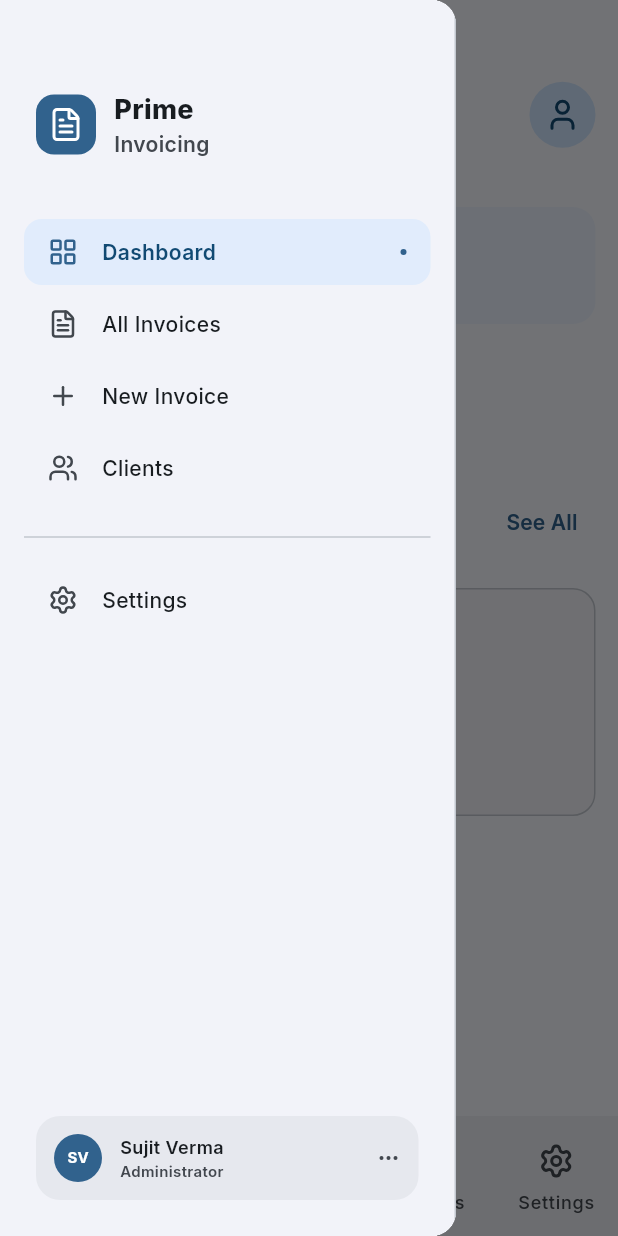
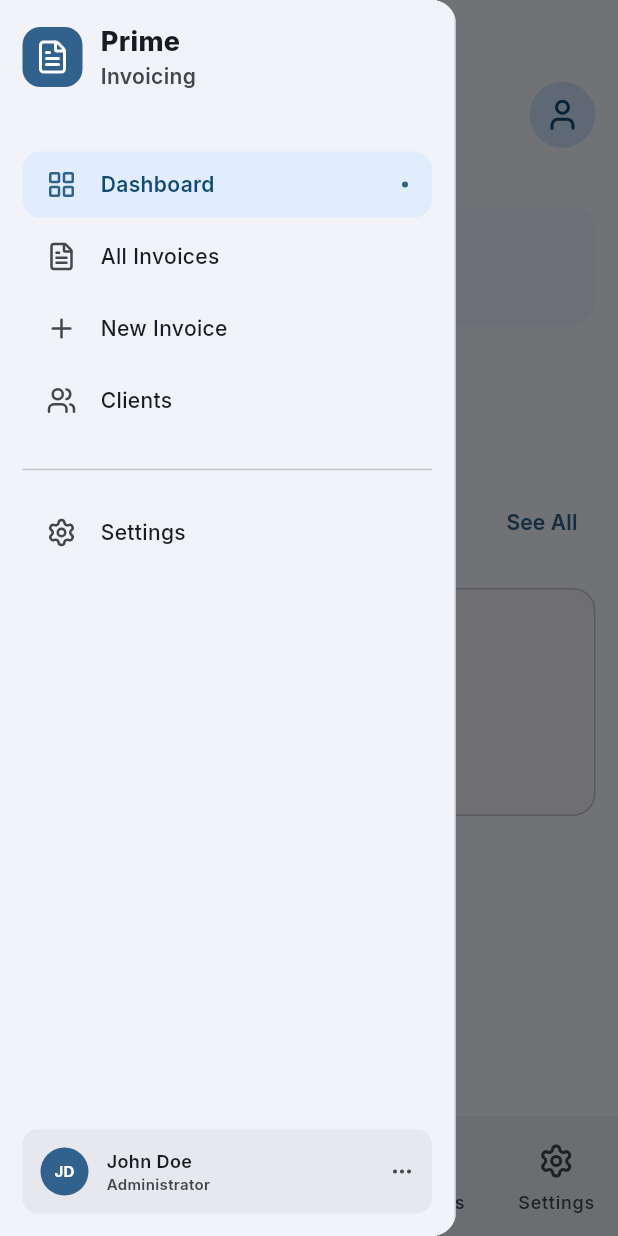
Before and after one commit to Imperial79/invoice_generator, a Flutter app: the screen it shows after launch, with the side drawer open, on a phone screen of 412 x 824 dp. Run offline on Flutter 3.47's test engine with Material 3 defaults, Android fonts, the light colour scheme and no system bars; drawn by our look-alikes of dynamic_color; our stand-ins replace flutter_contacts, flutter_svg, go_router, lucide_icons_flutter, open_file, pdf and 4 more; accounts and stored records are empty.

Commit message:
fix: fixed sidebar padding issues

```diff
--- a/lib/Pages/RootUI.dart
+++ b/lib/Pages/RootUI.dart
@@ -4,6 +4,7 @@ import 'package:lucide_icons_flutter/lucide_icons.dart';
 import 'package:prime_invoice/Helper/responsive.dart';
 import 'package:prime_invoice/Resources/colors.dart';
 import 'package:prime_invoice/Essentials/Label.dart';
+import 'package:prime_invoice/Resources/constants.dart';
 
 class RootUI extends StatefulWidget {
   final Widget child;
@@ -65,6 +66,7 @@ class _RootUIState extends State<RootUI> {
 
   Widget _buildSidebar(BuildContext context, int selectedIndex) {
     return Container(
+      padding: .all(kPadding),
       width: 280,
       height: double.infinity,
       decoration: BoxDecoration(
@@ -76,10 +78,9 @@ class _RootUIState extends State<RootUI> {
       child: Column(
         children: [
           _buildSidebarHeader(context),
-          const SizedBox(height: 20),
+          const SizedBox(height: 40),
           Expanded(
             child: ListView(
-              padding: const EdgeInsets.symmetric(horizontal: 16),
               children: [
                 _sidebarItem(
                   context,
@@ -127,8 +128,7 @@ class _RootUIState extends State<RootUI> {
   }
 
   Widget _buildSidebarHeader(BuildContext context) {
-    return Container(
-      padding: const EdgeInsets.fromLTRB(24, 60, 24, 20),
+    return SizedBox(
       child: Row(
         children: [
           Container(
@@ -217,12 +217,10 @@ class _RootUIState extends State<RootUI> {
 
   Widget _buildSidebarFooter(BuildContext context) {
     return Container(
-      padding: const EdgeInsets.all(24),
-      child: Container(
       padding: const EdgeInsets.all(12),
       decoration: BoxDecoration(
         color: kColor(context).surfaceContainerHigh,
-          borderRadius: BorderRadius.circular(16),
+        borderRadius: BorderRadius.circular(10),
       ),
       child: Row(
         children: [
@@ -230,7 +228,7 @@ class _RootUIState extends State<RootUI> {
             radius: 16,
             backgroundColor: kColor(context).primary,
             child: Label(
-                "SV",
+              "JD",
               fontSize: 10,
               color: kColor(context).onPrimary,
             ).title,
@@ -241,7 +239,7 @@ class _RootUIState extends State<RootUI> {
               crossAxisAlignment: CrossAxisAlignment.start,
               mainAxisSize: MainAxisSize.min,
               children: [
-                  Label("Sujit Verma", fontSize: 12, weight: 600).regular,
+                Label("John Doe", fontSize: 12, weight: 600).regular,
                 Label(
                   "Administrator",
                   fontSize: 10,
@@ -256,7 +254,6 @@ class _RootUIState extends State<RootUI> {
             color: kColor(context).onSurfaceVariant,
           ),
         ],
-        ),
       ),
     );
   }
```
Lines whose indentation alone changed are shown as unchanged.
